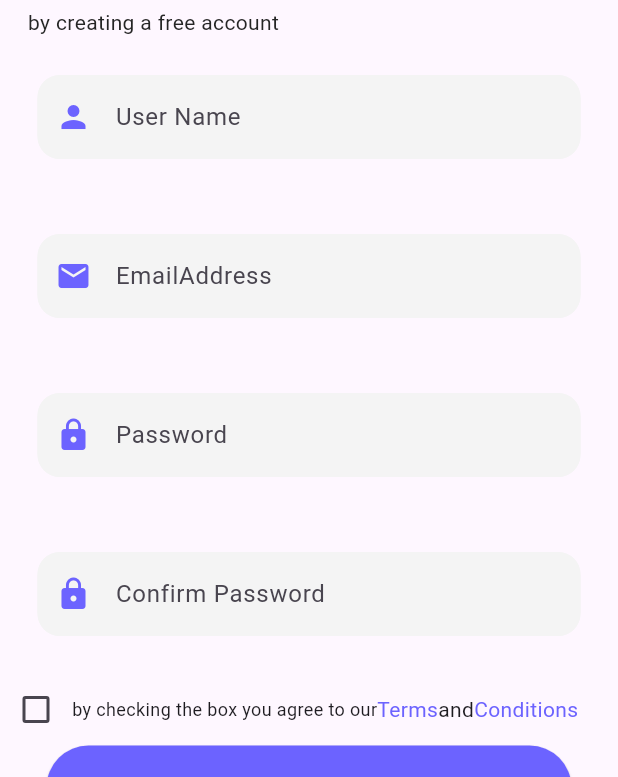
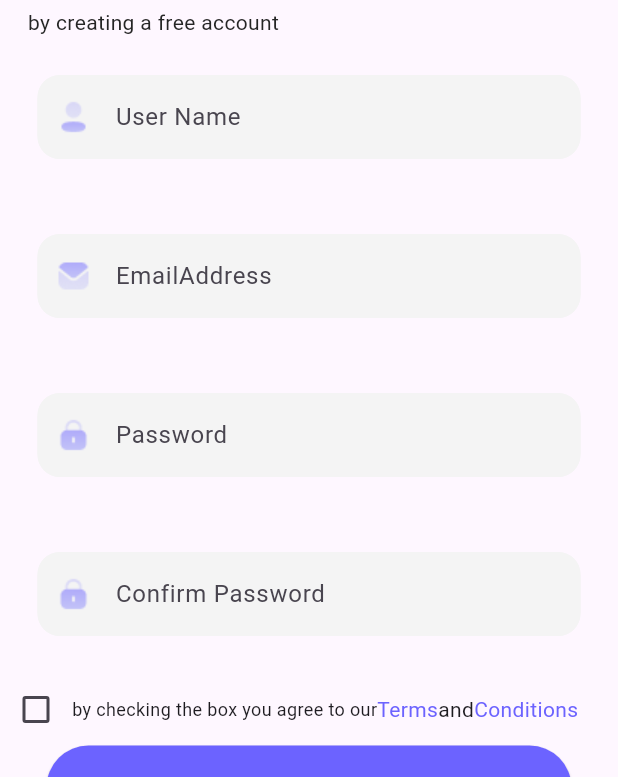
Before and after one commit to ayafathy1/Homefinder1, a Flutter app: the SignUp screen opened directly, on a phone screen of 412 x 824 dp, the part 459-1236 px from its top. Run offline on Flutter 3.47's test engine with Material 3 defaults, Android fonts, the phone set to English and light mode, and no system bars; our stand-ins replace animated_splash_screen, get; missing offline and left inert: flutter_arc_text, splash_view.

Commit message:
icons changes

```diff
--- a/homefinder1/lib/Screens/auth/SignIn/signin.dart
+++ b/homefinder1/lib/Screens/auth/SignIn/signin.dart
@@ -60,8 +60,8 @@ class _SignInState extends State<SignIn> {
 
                         SizedBox(height: 40,),
                         Text(" sign in to acess your account"),
-                        CustomTextFieldWidget(Controller: controller.emailaddressController, validator: controller.emailValidator, keyboardType:TextInputType.emailAddress, textfieldHint: "Enter Your EmailAddress", textfieldIcon: Icon(Icons.email), ispasswordField:false, obscureText:false),
-                        CustomTextFieldWidget(Controller: controller.passwordController, validator: controller.passwordValidator, keyboardType: TextInputType.visiblePassword, textfieldHint: "Enter Your Password", textfieldIcon: Icon(Icons.lock), ispasswordField: true, obscureText: true),
+                        CustomTextFieldWidget(Controller: controller.emailaddressController, validator: controller.emailValidator, keyboardType:TextInputType.emailAddress, textfieldHint: "Enter Your EmailAddress", textfieldIcon:Image( image:AssetImage("lib/assets/images/MessageIcon.png")), ispasswordField:false, obscureText:false),
+                        CustomTextFieldWidget(Controller: controller.passwordController, validator: controller.passwordValidator, keyboardType: TextInputType.visiblePassword, textfieldHint: "Enter Your Password", textfieldIcon: Image( image:AssetImage("lib/assets/images/LockIcon.png")), ispasswordField: true, obscureText: true),
 
                         Row(
                           children: [
--- a/homefinder1/lib/Screens/auth/Signup/signup.dart
+++ b/homefinder1/lib/Screens/auth/Signup/signup.dart
@@ -68,12 +68,12 @@ class _SignUpState extends State<SignUp> {
         ),
 
         CustomTextFieldWidget(
-        Controller:controller.usernameController , validator:controller.usernameValidator , keyboardType: TextInputType.text, textfieldHint: "User Name", textfieldIcon: Icon(Icons.person), ispasswordField: false, obscureText: false),
+        Controller:controller.usernameController , validator:controller.usernameValidator , keyboardType: TextInputType.text, textfieldHint: "User Name", textfieldIcon: Image( image:AssetImage("lib/assets/images/ProfileIcon.png")), ispasswordField: false, obscureText: false),
         CustomTextFieldWidget(
-            Controller: controller.emailaddressController, validator: controller.emailValidator, keyboardType: TextInputType.emailAddress, textfieldHint:"EmailAddress", textfieldIcon: Icon(Icons.email), ispasswordField: false, obscureText: false),
+            Controller: controller.emailaddressController, validator: controller.emailValidator, keyboardType: TextInputType.emailAddress, textfieldHint:"EmailAddress", textfieldIcon: Image( image:AssetImage("lib/assets/images/MessageIcon.png")), ispasswordField: false, obscureText: false),
 
-        CustomTextFieldWidget(Controller: controller.passwordController, validator: controller.passwordValidator, keyboardType: TextInputType.visiblePassword, textfieldHint: "Password", textfieldIcon: Icon(Icons.lock), ispasswordField: true, obscureText: true),
-        CustomTextFieldWidget(Controller: controller.passwordController, validator:controller.passwordValidator, keyboardType: TextInputType.visiblePassword, textfieldHint: "Confirm Password", textfieldIcon:Icon(Icons.lock), ispasswordField:true, obscureText: true),
+        CustomTextFieldWidget(Controller: controller.passwordController, validator: controller.passwordValidator, keyboardType: TextInputType.visiblePassword, textfieldHint: "Password", textfieldIcon: Image( image:AssetImage("lib/assets/images/LockIcon.png")), ispasswordField: true, obscureText: true),
+        CustomTextFieldWidget(Controller: controller.passwordController, validator:controller.passwordValidator, keyboardType: TextInputType.visiblePassword, textfieldHint: "Confirm Password", textfieldIcon:Image( image:AssetImage("lib/assets/images/LockIcon.png")), ispasswordField:true, obscureText: true),
         Row(children: [
 
         Checkbox(
--- a/homefinder1/lib/Widget/custom_text_field_widget.dart
+++ b/homefinder1/lib/Widget/custom_text_field_widget.dart
@@ -9,7 +9,7 @@ class CustomTextFieldWidget extends StatelessWidget{
   final String? Function(String?) validator ;
   final TextInputType keyboardType ;
   final String textfieldHint;
-  final Icon textfieldIcon;
+  final Widget textfieldIcon;
   final bool ispasswordField;
   final bool obscureText ;
 
```
Also changed, not shown: homefinder1/lib/assets/images/LockIcon.png (added), homefinder1/lib/assets/images/MessageIcon.png (added), homefinder1/lib/assets/images/ProfileIcon.png (added).
